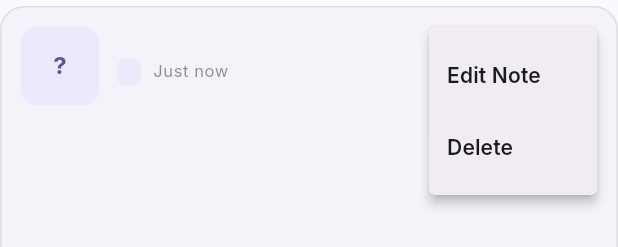
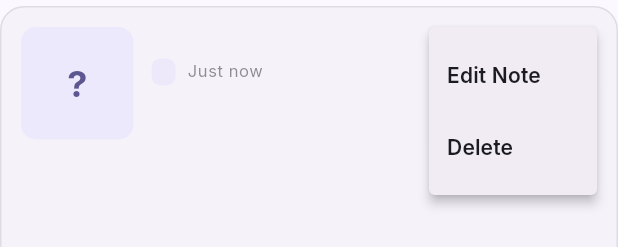
Before and after one commit to itsprincekumar1/Smart-link-saver, a Flutter app: the LinkTile widget shown alone on an empty page, opened directly with empty values, after a tap on the "more vert" icon, on a phone screen of 412 x 824 dp. Shown: the top 247 px of the screen. Run offline on Flutter 3.47's test engine with Material 3 defaults, Android fonts, the light colour scheme and no system bars; our stand-ins replace flutter_riverpod, google_fonts, hive, hive_flutter, share_plus; missing offline and left inert: receive_sharing_intent; accounts and stored records are empty.

Commit message:
Link preview size increased, link extraction added

```diff
--- a/lib/presentation/widgets/link_tile.dart
+++ b/lib/presentation/widgets/link_tile.dart
@@ -72,8 +72,8 @@ class LinkTile extends StatelessWidget {
                     borderRadius: BorderRadius.circular(10),
                     child: Image.network(
                       link.imageUrl!,
-                      width: 52,
-                      height: 52,
+                      width: 75,
+                      height: 75,
                       fit: BoxFit.cover,
                       errorBuilder: (context, error, stackTrace) =>
                           _buildFallbackInitial(colors),
@@ -181,8 +181,8 @@ class LinkTile extends StatelessWidget {
 
   Widget _buildFallbackInitial(ColorScheme colors) {
     return Container(
-      width: 52,
-      height: 52,
+      width: 75,
+      height: 75,
       decoration: BoxDecoration(
         color: colors.primaryContainer.withValues(alpha: 0.5),
         borderRadius: BorderRadius.circular(10),
@@ -191,7 +191,7 @@ class LinkTile extends StatelessWidget {
         child: Text(
           _getInitials(link.domain),
           style: TextStyle(
-            fontSize: 16,
+            fontSize: 24,
             fontWeight: FontWeight.w700,
             color: colors.primary,
           ),
--- a/lib/services/clipboard_service.dart
+++ b/lib/services/clipboard_service.dart
@@ -44,9 +44,10 @@ class ClipboardService {
 
       _lastClipboardContent = content;
 
-      // Only process valid URLs
-      if (UrlUtils.isValidUrl(content)) {
-        onNewUrl(content);
+      // Extract the first valid clean URL
+      final extractedUrl = UrlUtils.extractFirstValidUrl(content);
+      if (extractedUrl != null) {
+        onNewUrl(extractedUrl);
       }
     } catch (_) {
       // Clipboard access may fail silently
```
Also changed, not shown: lib/core/utils/url_utils.dart (+31 -0 lines), lib/presentation/screens/home_screen.dart (+4 -3 lines), lib/services/share_intent_service.dart (+2 -35 lines), test_url.dart (added, +48 -0 lines).
